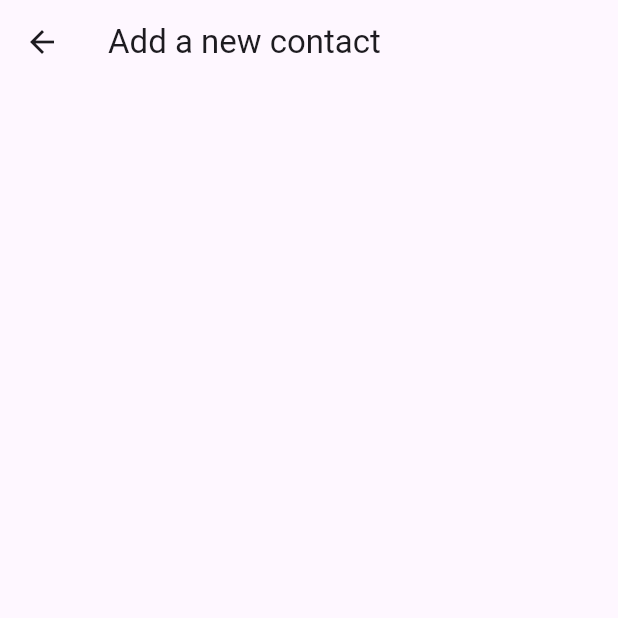
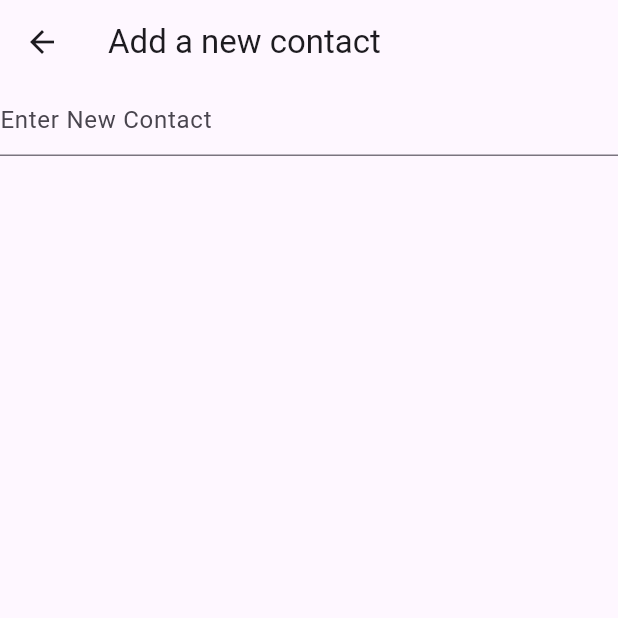
Before and after one commit to Tosin8/design_ui, a Flutter app: the NewContactView screen opened directly, on a phone screen of 412 x 824 dp, the top half of it. Run offline on Flutter 3.47's test engine with Material 3 defaults, Android fonts, the phone set to English and light mode, and no system bars; our stand-ins replace animate_do, page_transition.

Commit message:
Update vanilla_home.dart

```diff
--- a/lib/screens/vanilla_contact/vanilla_home.dart
+++ b/lib/screens/vanilla_contact/vanilla_home.dart
@@ -92,7 +92,11 @@ late final TextEditingController _controller;
     appBar: AppBar(
     title: const Text('Add a new contact'),
     ),
-    body: Column(children: [],)
+    body: Column(children: [
+    TextField(
+    controller: _controller,
+    decoration: InputDecoration(
+    hintText: 'Enter New Contact'),)],)
     );
   }
 }
```
